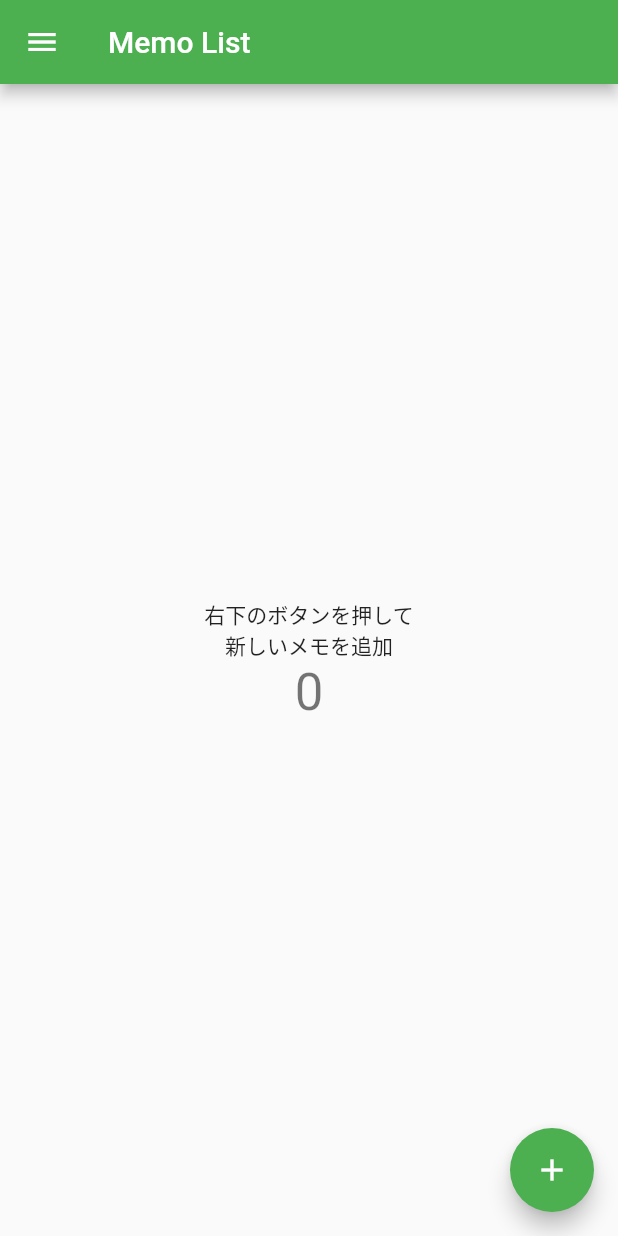
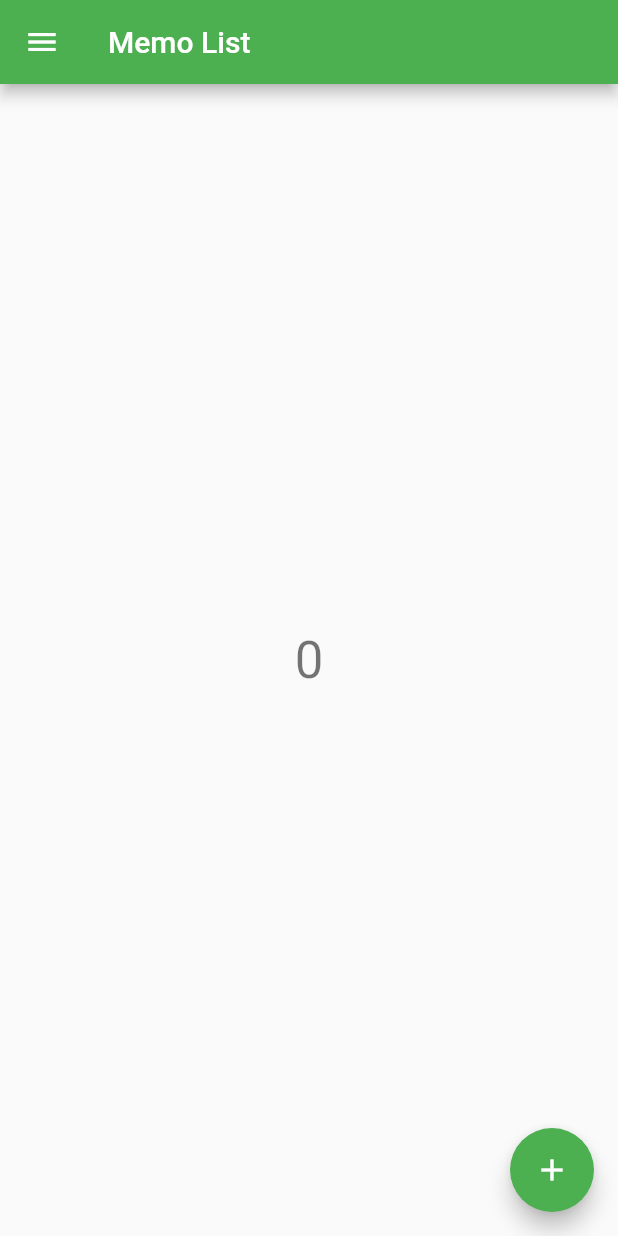
Before and after one commit to Yuma-Satake/testFlutterApp, a Flutter app: the screen it shows after launch, on a phone screen of 412 x 824 dp. Run offline on Flutter 3.47's test engine with Material 2 defaults, Android fonts, the phone set to English and light mode, and no system bars.

Commit message:
ホームのテキストの変更

```diff
--- a/testflutter/lib/main.dart
+++ b/testflutter/lib/main.dart
@@ -47,12 +47,6 @@ class _MyHomePageState extends State<MyHomePage> {
         child: Column(
           mainAxisAlignment: MainAxisAlignment.center,
           children: <Widget>[
-            const Text(
-              '右下のボタンを押して',
-            ),
-            const Text(
-              '新しいメモを追加',
-            ),
             Text(
               '$_counter',
               style: Theme.of(context).textTheme.headline4,
```
